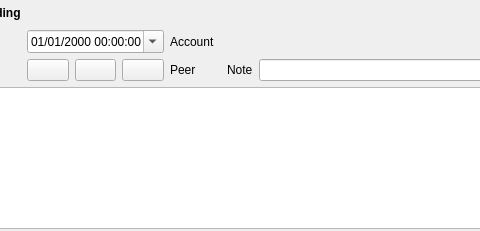
This is jal/ui/widgets/income_spending_operation.ui in titov-vv/jal as Qt 5 draws it before an edit; both pictures show x 88 to 568 and y 0 to 231 of the 968 by 231 pixel window. The edited form follows.
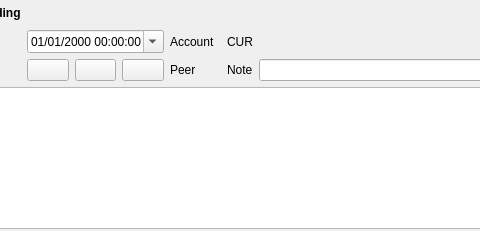
This is the edited form. Custom widgets are drawn as their Qt base class.

Commit message: Currency labels were added to widgets. Type of a property was changed for AccountCurrencyLabel.

What changed in the file:
```diff
--- a/jal/ui/widgets/income_spending_operation.ui
+++ b/jal/ui/widgets/income_spending_operation.ui
@@ -199,6 +199,13 @@
    <item row="1" column="7">
     <widget class="OptionalCurrencyComboBox" name="a_currency" native="true"/>
    </item>
+   <item row="1" column="6">
+    <widget class="AccountCurrencyLabel" name="currency">
+     <property name="text">
+      <string>CUR</string>
+     </property>
+    </widget>
+   </item>
   </layout>
  </widget>
  <customwidgets>
@@ -225,6 +232,11 @@
    <header>jal/widgets/account_select.h</header>
    <container>1</container>
   </customwidget>
+  <customwidget>
+   <class>AccountCurrencyLabel</class>
+   <extends>QLabel</extends>
+   <header>jal/widgets/account_select.h</header>
+  </customwidget>
  </customwidgets>
  <resources/>
  <connections/>
```
The commit also changes 14 other files.
